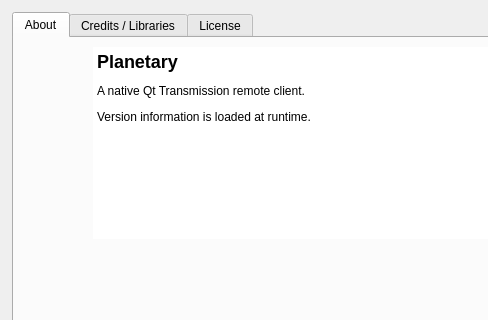
First picture: the form in dialogabout.ui, repository mveinot/transmission-control, before the edit; both pictures show x 0 to 488 and y 0 to 320 of the 640 by 480 pixel window.
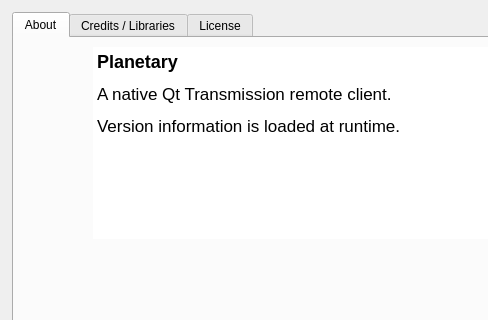
Second picture: the form after the edit. Icons and pictures are not drawn.

The edit to the form file:
```diff
--- a/dialogabout.ui
+++ b/dialogabout.ui
@@ -86,13 +86,18 @@
            </property>
            <property name="html">
             <string>&lt;!DOCTYPE HTML PUBLIC &quot;-//W3C//DTD HTML 4.0//EN&quot; &quot;http://www.w3.org/TR/REC-html40/strict.dtd&quot;&gt;
-&lt;html&gt;&lt;head&gt;&lt;meta name=&quot;qrichtext&quot; content=&quot;1&quot; /&gt;&lt;style type=&quot;text/css&quot;&gt;
+&lt;html&gt;&lt;head&gt;&lt;meta name=&quot;qrichtext&quot; content=&quot;1&quot; /&gt;&lt;meta charset=&quot;utf-8&quot; /&gt;&lt;style type=&quot;text/css&quot;&gt;
 p, li { white-space: pre-wrap; }
-&lt;/style&gt;&lt;/head&gt;&lt;body&gt;
-&lt;h2&gt;Planetary&lt;/h2&gt;
-&lt;p&gt;A native Qt Transmission remote client.&lt;/p&gt;
-&lt;p&gt;Version information is loaded at runtime.&lt;/p&gt;
-&lt;/body&gt;&lt;/html&gt;</string>
+hr { height: 1px; border-width: 0; }
+li.unchecked::marker { content: &quot;\2610&quot;; }
+li.checked::marker { content: &quot;\2612&quot;; }
+&lt;/style&gt;&lt;/head&gt;&lt;body style=&quot; font-family:'.AppleSystemUIFont'; font-size:13pt; font-weight:400; font-style:normal;&quot;&gt;
+&lt;h2 style=&quot; margin-top:16px; margin-bottom:12px; margin-left:0px; margin-right:0px; -qt-block-indent:0; text-indent:0px;&quot;&gt;&lt;span style=&quot; font-size:x-large; font-weight:700;&quot;&gt;Planetary&lt;/span&gt;&lt;/h2&gt;
+&lt;p style=&quot; margin-top:12px; margin-bottom:12px; margin-left:0px; margin-right:0px; -qt-block-indent:0; text-indent:0px;&quot;&gt;A native Qt Transmission remote client.&lt;/p&gt;
+&lt;p style=&quot; margin-top:12px; margin-bottom:12px; margin-left:0px; margin-right:0px; -qt-block-indent:0; text-indent:0px;&quot;&gt;Version information is loaded at runtime.&lt;/p&gt;&lt;/body&gt;&lt;/html&gt;</string>
+           </property>
+           <property name="openExternalLinks">
+            <bool>true</bool>
            </property>
           </widget>
          </item>
```
Left out of the diff: 33 changed lines with no effect on the pictures.
